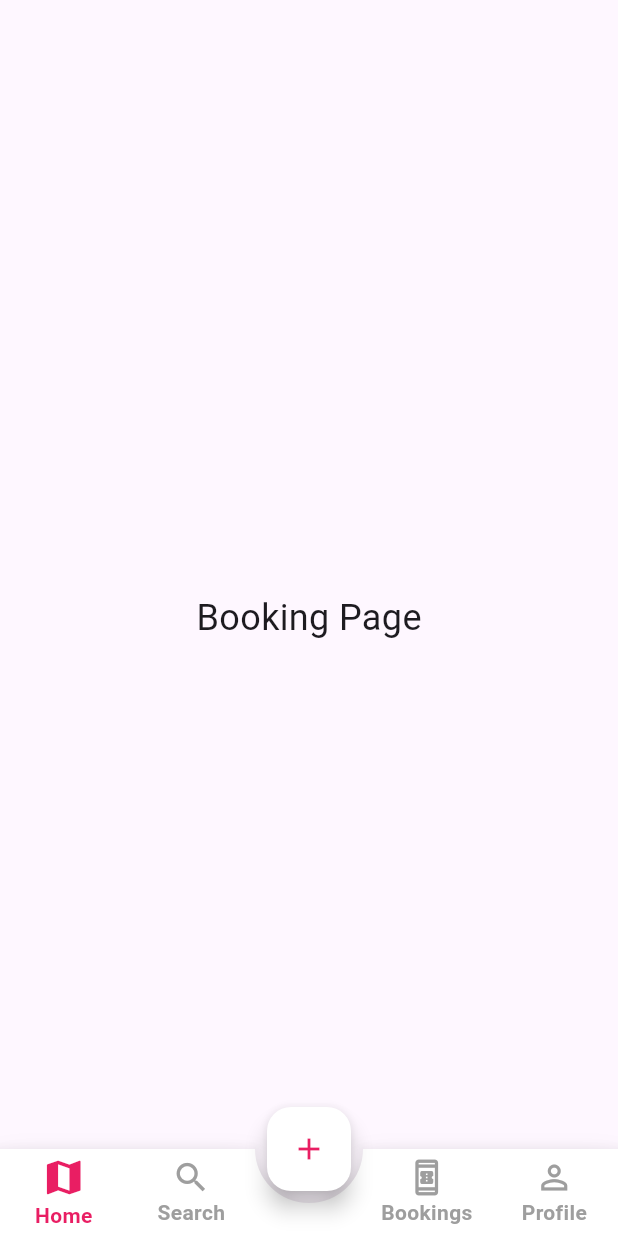
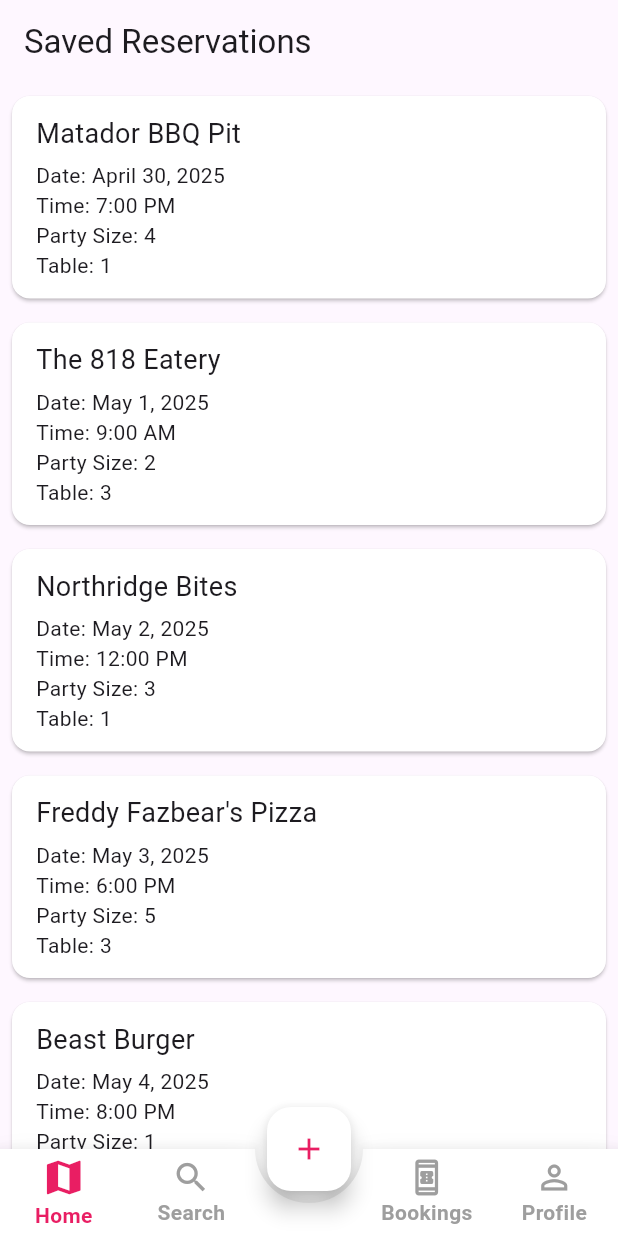
Before and after one commit to busterblake/Matador-Reservations, a Flutter app: the screen it shows after launch, swiped to page 3, on a phone screen of 412 x 824 dp. Run offline on Flutter 3.47's test engine with Material 3 defaults, Android fonts, the phone set to English and light mode, and no system bars; drawn by our look-alikes of stylish_bottom_bar; our stand-ins replace firebase_core, flutter_rating, google_maps_flutter, quickalert; missing offline and left inert: calendar_day_slot_navigator; accounts and stored records are empty.

Commit message:
Booking + Reserve Progress
Updated the JSON file to make the layouts for all the restaurants more inline with each other.

Tried to make the reservation page prettier.

Basic layout for booking page done, however I'm thinking it might look too close to the search page which can cause confusion

```diff
--- a/google_maps_in_flutter/lib/booking_page.dart
+++ b/google_maps_in_flutter/lib/booking_page.dart
@@ -5,8 +5,92 @@ class BookingPage extends StatelessWidget {
 
   @override
   Widget build(BuildContext context) {
+  final reservations = [
+      {
+        "restaurant": "Matador BBQ Pit",
+        "date": "April 30, 2025",
+        "time": "7:00 PM",
+        "partySize": 4,
+        "table": 1
+      },
+      {
+        "restaurant": "The 818 Eatery",
+        "date": "May 1, 2025",
+        "time": "9:00 AM",
+        "partySize": 2,
+        "table": 3
+      },
+      {
+        "restaurant": "Northridge Bites",
+        "date": "May 2, 2025",
+        "time": "12:00 PM",
+        "partySize": 3,
+        "table": 1
+      },
+      {
+        "restaurant": "Freddy Fazbear's Pizza",
+        "date": "May 3, 2025",
+        "time": "6:00 PM",
+        "partySize": 5,
+        "table": 3
+      },
+      {
+        "restaurant": "Beast Burger",
+        "date": "May 4, 2025",
+        "time": "8:00 PM",
+        "partySize": 1,
+        "table": 2
+      },
+      {
+        "restaurant": "Giordanacho's",
+        "date": "May 5, 2025",
+        "time": "7:30 PM",
+        "partySize": 2,
+        "table": 1
+      },
+      {
+        "restaurant": "Burger",
+        "date": "May 6, 2025",
+        "time": "5:00 PM",
+        "partySize": 3,
+        "table": 2
+      },
+    ];
+
     return Scaffold(
-      body: Center(child: Text('Booking Page', style: TextStyle(fontSize: 24))),
+      appBar: AppBar(
+        title: const Text("Saved Reservations"),
+      ),
+      body: ListView.builder(
+        itemCount: reservations.length,
+        itemBuilder: (context, index) {
+          final reservation = reservations[index];
+          return Card(
+            color: Colors.white,
+            margin: const EdgeInsets.all(8.0),
+            child: Padding(
+              padding: const EdgeInsets.symmetric(vertical: 12.0, horizontal: 16.0),
+              child: Column(
+                crossAxisAlignment: CrossAxisAlignment.start,
+                children: [
+                  Text(
+                    '${reservation["restaurant"]}',
+                    style: const TextStyle(
+                      fontSize: 18,
+                    ),
+                  ),
+                  const SizedBox(height: 5),
+                  Text("Date: ${reservation["date"]}"),
+                  Text("Time: ${reservation["time"]}"),
+                  Text("Party Size: ${reservation["partySize"]}"),
+                  Text("Table: ${reservation["table"]}"),
+                ],
+              ),
+            ),
+          );
+        },
+      ),
+
     );
   }
 }
--- a/google_maps_in_flutter/lib/main.dart
+++ b/google_maps_in_flutter/lib/main.dart
@@ -299,7 +299,7 @@ class _MatadorResApp extends State<MatadorResApp> {
             initialCameraPosition: CameraPosition(target: _center, zoom: 16.0),
             markers: _markers,
             myLocationButtonEnabled: true,
-            //zoomControlsEnabled: true,
+            zoomControlsEnabled: false,
           ),
 
           // this is where you would add the other pages for the bottom bar
```
Also changed, not shown: google_maps_in_flutter/lib/Assets/markers.json (+36 -18 lines), google_maps_in_flutter/lib/reserve_page.dart (+74 -12 lines).
